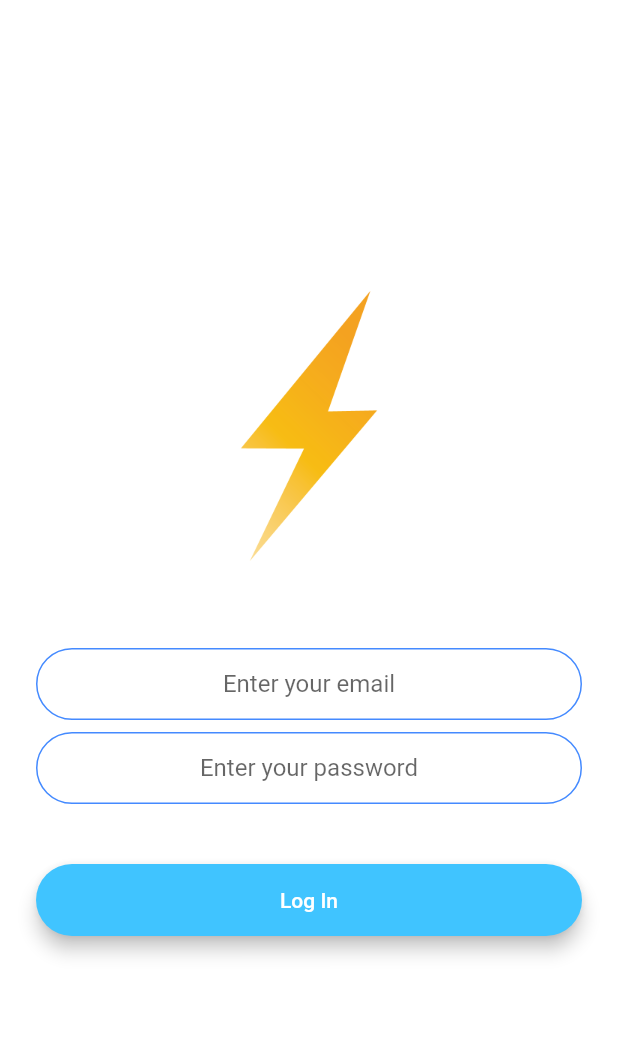
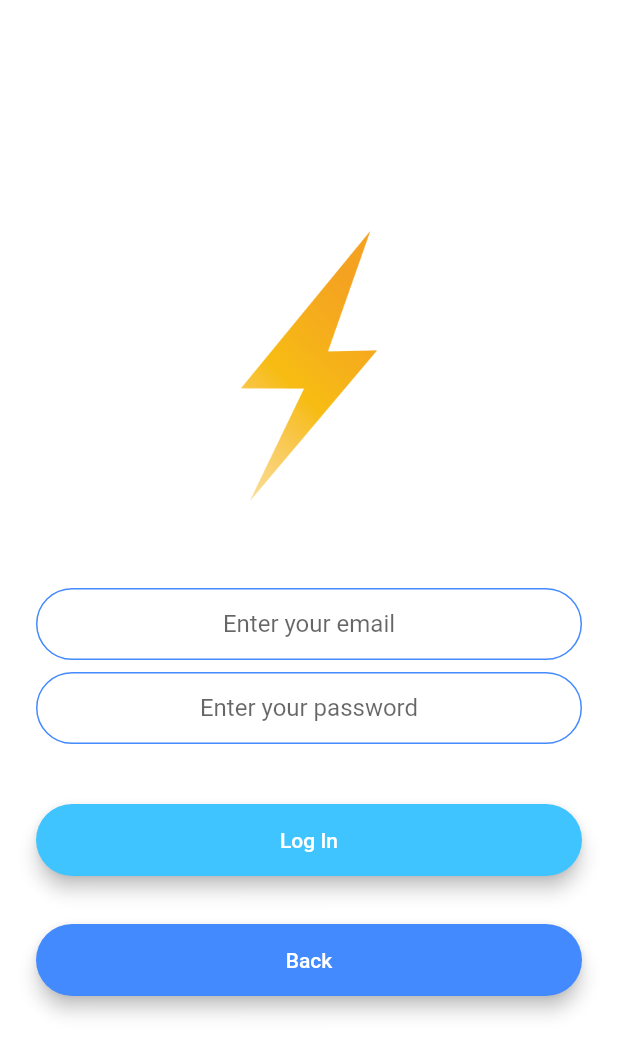
Before and after one commit to jvretamero/flutter-bootcamp-apps, a Flutter app: the screen it shows after launch, after a tap on "Log In", on a phone screen of 412 x 824 dp. Shown: the top 1055 px of the screen. Run offline on Flutter 3.47's test engine with Material 2 defaults, Android fonts, the phone set to English and light mode, and no system bars; our stand-ins replace animated_text_kit, audioplayers, cloud_firestore, dio, firebase_auth, firebase_core and 5 more; accounts and stored records are empty.

Commit message:
[Flash Chat] Added back button on login screen

```diff
--- a/flash_chat/lib/main.dart
+++ b/flash_chat/lib/main.dart
@@ -23,6 +23,7 @@ class FlashChat extends StatelessWidget {
   @override
   Widget build(BuildContext context) {
     return MaterialApp(
+      debugShowCheckedModeBanner: false,
       initialRoute: WelcomeScreen.route,
       routes: {
         WelcomeScreen.route: (context) => const WelcomeScreen(),
--- a/flash_chat/lib/screens/login_screen.dart
+++ b/flash_chat/lib/screens/login_screen.dart
@@ -3,9 +3,9 @@ import 'package:flash_chat/components/progress_hud.dart';
 import 'package:flash_chat/components/rounded_button.dart';
 import 'package:flash_chat/constants.dart';
 import 'package:flash_chat/screens/chat_screen.dart';
+import 'package:flash_chat/screens/welcome_screen.dart';
 import 'package:flutter/material.dart';
 
-// TODO persist logged user
 class LoginScreen extends StatefulWidget {
   static const route = '/login';
 
@@ -94,6 +94,13 @@ class _LoginScreenState extends State<LoginScreen> {
                   }
                 },
               ),
+              RoundedButton(
+                text: 'Back',
+                color: Colors.blueAccent,
+                onPressed: () {
+                  Navigator.pushNamed(context, WelcomeScreen.route);
+                },
+              )
             ],
           ),
         ),
```
Also changed, not shown: flash_chat/pubspec.lock.
